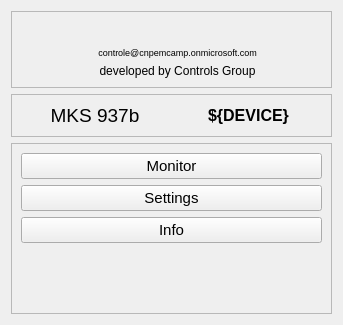
Old version of the form ui/mks937b/device_menu.ui in the repository lnls-sirius/pydm-opi.
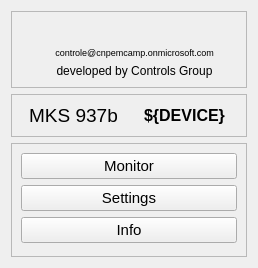
New version of the form. Icons and pictures are not drawn. Custom widgets are drawn as their Qt base class.

Commit message: mks: open in a new window

Patch:
```diff
--- a/ui/mks937b/device_menu.ui
+++ b/ui/mks937b/device_menu.ui
@@ -6,8 +6,8 @@
    <rect>
     <x>0</x>
     <y>0</y>
-    <width>343</width>
-    <height>325</height>
+    <width>258</width>
+    <height>268</height>
    </rect>
   </property>
   <property name="windowTitle">
```
Left out of the diff: 15 changed lines with no effect on the pictures.
